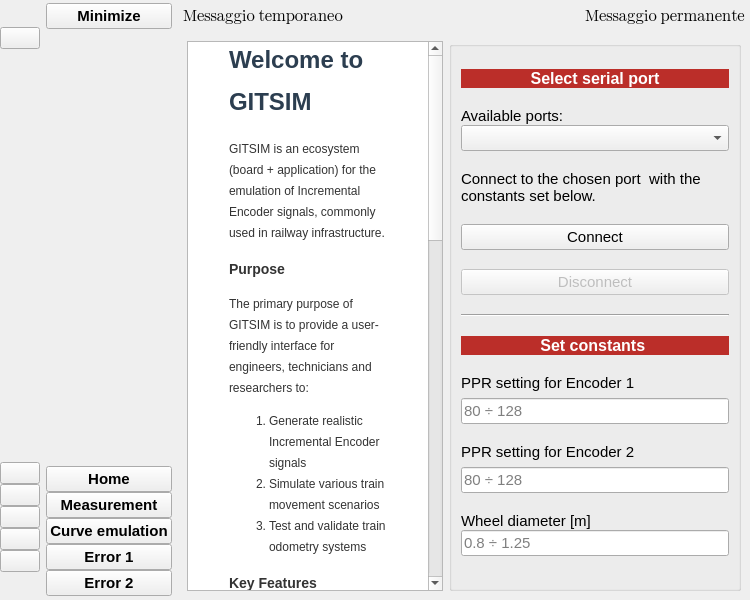
The window that ui/window.ui (saimoncollaku/GITSIM-application) describes before a commit, drawn with Qt 5.
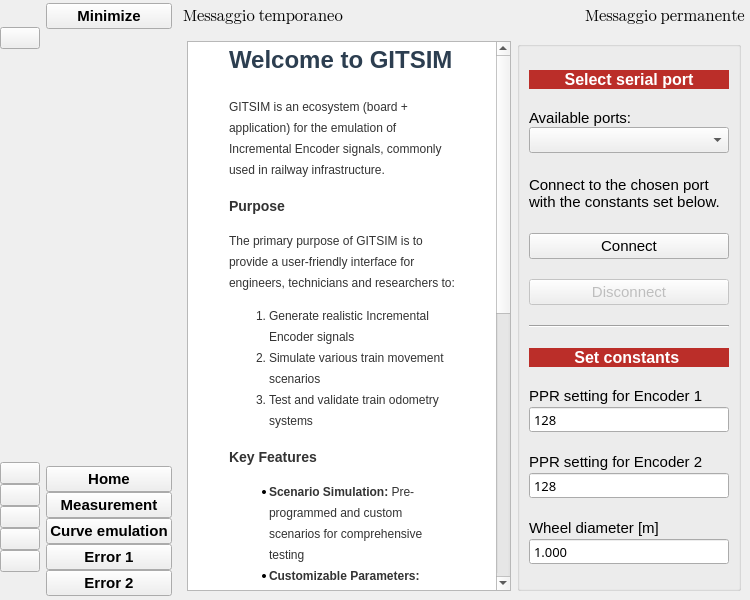
The same window after the commit. Icons and pictures are not drawn. Custom widgets are drawn as their Qt base class.

Commit message: Added spinbox to accept only numbers

The edit to the form file:
```diff
--- a/ui/window.ui
+++ b/ui/window.ui
@@ -669,7 +669,7 @@
               <string/>
              </property>
              <property name="flat">
-              <bool>true</bool>
+              <bool>false</bool>
              </property>
              <layout class="QVBoxLayout" name="verticalLayout_5">
               <item>
@@ -764,11 +764,23 @@
               <item>
                <widget class="QLabel" name="label_13">
                 <property name="sizePolicy">
-                 <sizepolicy hsizetype="Maximum" vsizetype="Maximum">
+                 <sizepolicy hsizetype="Fixed" vsizetype="Fixed">
                   <horstretch>0</horstretch>
                   <verstretch>0</verstretch>
                  </sizepolicy>
                 </property>
+                <property name="minimumSize">
+                 <size>
+                  <width>200</width>
+                  <height>40</height>
+                 </size>
+                </property>
+                <property name="maximumSize">
+                 <size>
+                  <width>200</width>
+                  <height>40</height>
+                 </size>
+                </property>
                 <property name="font">
                  <font>
                   <pointsize>11</pointsize>
@@ -873,6 +885,9 @@
               </item>
               <item>
                <layout class="QVBoxLayout" name="verticalLayout_10">
+                <property name="spacing">
+                 <number>1</number>
+                </property>
                 <item>
                  <widget class="QLabel" name="label_5">
                   <property name="sizePolicy">
@@ -899,21 +914,58 @@
                  </widget>
                 </item>
                 <item>
-                 <widget class="QLineEdit" name="ppr_encoder1_edit">
+                 <widget class="QSpinBox" name="ppr1_spinbox">
                   <property name="sizePolicy">
-                   <sizepolicy hsizetype="Preferred" vsizetype="Fixed">
+                   <sizepolicy hsizetype="Ignored" vsizetype="Fixed">
                     <horstretch>0</horstretch>
                     <verstretch>0</verstretch>
                    </sizepolicy>
                   </property>
                   <property name="font">
                    <font>
-                    <pointsize>11</pointsize>
+                    <family>Cascadia Code</family>
+                    <pointsize>10</pointsize>
                     <kerning>true</kerning>
                    </font>
                   </property>
-                  <property name="placeholderText">
-                   <string>80 ÷ 128</string>
+                  <property name="cursor">
+                   <cursorShape>IBeamCursor</cursorShape>
+                  </property>
+                  <property name="toolTip">
+                   <string>Acceptable values range: 80 ÷ 128</string>
+                  </property>
+                  <property name="toolTipDuration">
+                   <number>2</number>
+                  </property>
+                  <property name="wrapping">
+                   <bool>false</bool>
+                  </property>
+                  <property name="frame">
+                   <bool>true</bool>
+                  </property>
+                  <property name="buttonSymbols">
+                   <enum>QAbstractSpinBox::ButtonSymbols::NoButtons</enum>
+                  </property>
+                  <property name="specialValueText">
+                   <string/>
+                  </property>
+                  <property name="correctionMode">
+                   <enum>QAbstractSpinBox::CorrectionMode::CorrectToNearestValue</enum>
+                  </property>
+                  <property name="prefix">
+                   <string/>
+                  </property>
+                  <property name="minimum">
+                   <number>80</number>
+                  </property>
+                  <property name="maximum">
+                   <number>128</number>
+                  </property>
+                  <property name="value">
+                   <number>128</number>
+                  </property>
+                  <property name="displayIntegerBase">
+                   <number>10</number>
                   </property>
                  </widget>
                 </item>
@@ -921,6 +973,9 @@
               </item>
               <item>
                <layout class="QVBoxLayout" name="verticalLayout_9">
+                <property name="spacing">
+                 <number>1</number>
+                </property>
                 <item>
                  <widget class="QLabel" name="label_10">
                   <property name="sizePolicy">
@@ -944,21 +999,58 @@
                  </widget>
                 </item>
                 <item>
-                 <widget class="QLineEdit" name="ppr_encoder2_edit">
+                 <widget class="QSpinBox" name="ppr2_spinbox">
                   <property name="sizePolicy">
-                   <sizepolicy hsizetype="Preferred" vsizetype="Fixed">
+                   <sizepolicy hsizetype="Ignored" vsizetype="Fixed">
                     <horstretch>0</horstretch>
                     <verstretch>0</verstretch>
                    </sizepolicy>
                   </property>
                   <property name="font">
                    <font>
-                    <pointsize>11</pointsize>
+                    <family>Cascadia Code</family>
+                    <pointsize>10</pointsize>
                     <kerning>true</kerning>
                    </font>
                   </property>
-                  <property name="placeholderText">
-                   <string>80 ÷ 128</string>
+                  <property name="cursor">
+                   <cursorShape>IBeamCursor</cursorShape>
+                  </property>
+                  <property name="toolTip">
+                   <string>Acceptable values range: 80 ÷ 128</string>
+                  </property>
+                  <property name="toolTipDuration">
+                   <number>2</number>
+                  </property>
+                  <property name="wrapping">
+                   <bool>false</bool>
+                  </property>
+                  <property name="frame">
+                   <bool>true</bool>
+                  </property>
+                  <property name="buttonSymbols">
+                   <enum>QAbstractSpinBox::ButtonSymbols::NoButtons</enum>
+                  </property>
+                  <property name="specialValueText">
+                   <string/>
+                  </property>
+                  <property name="correctionMode">
+                   <enum>QAbstractSpinBox::CorrectionMode::CorrectToNearestValue</enum>
+                  </property>
+                  <property name="prefix">
+                   <string/>
+                  </property>
+                  <property name="minimum">
+                   <number>80</number>
+                  </property>
+                  <property name="maximum">
+                   <number>128</number>
+                  </property>
+                  <property name="value">
+                   <number>128</number>
+                  </property>
+                  <property name="displayIntegerBase">
+                   <number>10</number>
                   </property>
                  </widget>
                 </item>
@@ -967,7 +1059,7 @@
               <item>
                <layout class="QVBoxLayout" name="verticalLayout_7">
                 <property name="spacing">
-                 <number>0</number>
+                 <number>1</number>
                 </property>
                 <item>
                  <widget class="QLabel" name="label_11">
@@ -992,21 +1084,37 @@
                  </widget>
                 </item>
                 <item>
-                 <widget class="QLineEdit" name="wheel_diameter_edit">
+                 <widget class="QDoubleSpinBox" name="diameter_spinbox">
                   <property name="sizePolicy">
-                   <sizepolicy hsizetype="Preferred" vsizetype="Fixed">
+                   <sizepolicy hsizetype="Ignored" vsizetype="Fixed">
                     <horstretch>0</horstretch>
                     <verstretch>0</verstretch>
                    </sizepolicy>
                   </property>
                   <property name="font">
                    <font>
-                    <pointsize>11</pointsize>
+                    <family>Cascadia Code</family>
+                    <pointsize>10</pointsize>
                     <kerning>true</kerning>
                    </font>
                   </property>
-                  <property name="placeholderText">
-                   <string>0.8 ÷ 1.25</string>
+                  <property name="buttonSymbols">
+                   <enum>QAbstractSpinBox::ButtonSymbols::NoButtons</enum>
+                  </property>
+                  <property name="correctionMode">
+                   <enum>QAbstractSpinBox::CorrectionMode::CorrectToNearestValue</enum>
+                  </property>
+                  <property name="decimals">
+                   <number>3</number>
+                  </property>
+                  <property name="minimum">
+                   <double>0.800000000000000</double>
+                  </property>
+                  <property name="maximum">
+                   <double>1.250000000000000</double>
+                  </property>
+                  <property name="value">
+                   <double>1.000000000000000</double>
                   </property>
                  </widget>
                 </item>
```
The commit also changes 2 other files.
